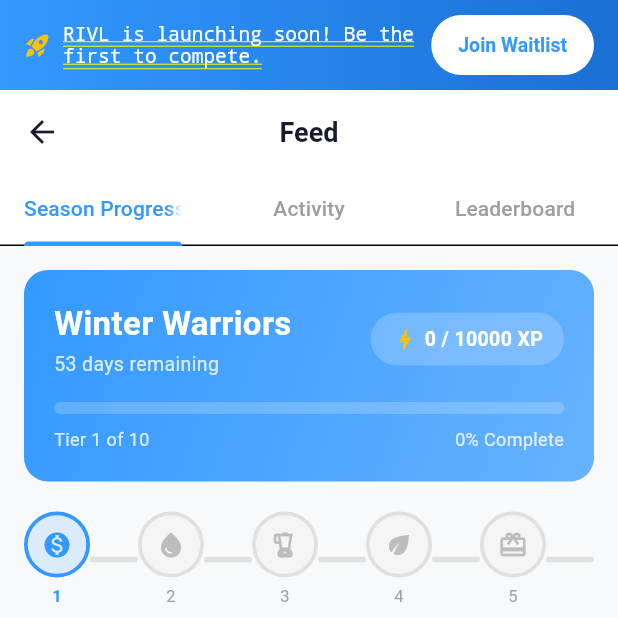
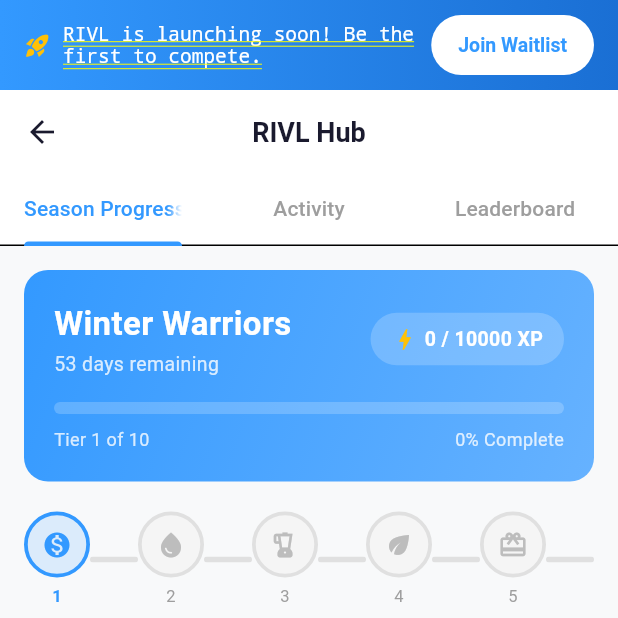
Before and after one commit to bbakenhus7/rivl, a Flutter app: the ActivityFeedScreen screen opened directly, on a phone screen of 412 x 824 dp, the top half of it. Run offline on Flutter 3.47's test engine with Material 3 defaults, Android fonts, the phone set to English and light mode, and no system bars; our stand-ins replace cloud_firestore, cloud_functions, firebase_auth, firebase_core, firebase_messaging; missing offline and left inert: flutter_stripe; accounts and stored records are empty.

Commit message:
Rename Feed to RIVL Hub
https://claude.ai/code/session_01LDtpU4w8xq6cZbZo2eLELE

```diff
--- a/lib/screens/feed/activity_feed_screen.dart
+++ b/lib/screens/feed/activity_feed_screen.dart
@@ -48,7 +48,7 @@ class _ActivityFeedScreenState extends State<ActivityFeedScreen>
   Widget build(BuildContext context) {
     return Scaffold(
       appBar: AppBar(
-        title: const Text('Feed'),
+        title: const Text('RIVL Hub'),
         bottom: TabBar(
           controller: _tabController,
           labelColor: RivlColors.primary,
--- a/lib/screens/main_screen.dart
+++ b/lib/screens/main_screen.dart
@@ -138,7 +138,7 @@ class _MainScreenState extends State<MainScreen> {
               const NavigationDestination(
                 icon: Icon(Icons.dynamic_feed_outlined),
                 selectedIcon: Icon(Icons.dynamic_feed),
-                label: 'Feed',
+                label: 'Hub',
               ),
               const NavigationDestination(
                 icon: Icon(Icons.person_outlined),
```
